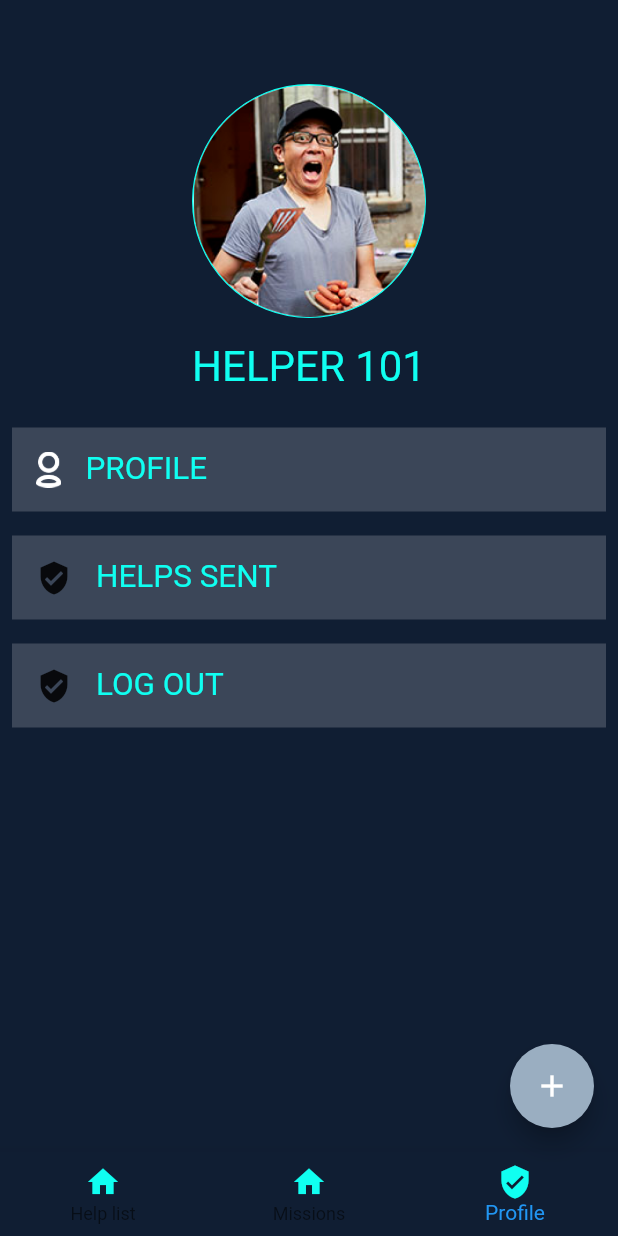
After one commit to Alifyz/flutter-hackathon-2020, a Flutter app: the HelpListPage screen opened directly, item 3 of the bottom bar chosen, on a phone screen of 412 x 824 dp. The commit adds this screen. Run offline on Flutter 3.47's test engine with Material 2 defaults, Android fonts, the phone set to English and light mode, and no system bars; our stand-ins replace flutter_swiper, google_fonts.

Commit message:
refactor: profile icons

```diff
--- /dev/null
+++ b/lib/pages/profile_page.dart
@@ -0,0 +1,99 @@
+import 'package:flutter/material.dart';
+import 'package:flutter_hackathon/styles/colors.dart';
+import 'package:flutter_hackathon/styles/text.dart';
+
+class ProfilePage extends StatelessWidget {
+  const ProfilePage({
+    Key key,
+  }) : super(key: key);
+
+  @override
+  Widget build(BuildContext context) {
+    return Padding(
+      padding: const EdgeInsets.only(top: 56),
+      child: Center(
+        child: Column(
+          children: [
+            Container(
+              width: 156,
+              height: 156,
+              decoration: BoxDecoration(
+                  color: Colors.white,
+                  borderRadius: BorderRadius.circular(96),
+                  border: Border.all(
+                    color: ColorStyles.actionColor,
+                  )),
+              child: Image.asset('images/avatar.png'),
+            ),
+            Padding(
+              padding: const EdgeInsets.all(16),
+              child: Text(
+                'HELPER 101',
+                style: TypographyStyle.textTitleTheme
+                    .copyWith(color: ColorStyles.actionColor),
+              ),
+            ),
+            Padding(
+              padding: const EdgeInsets.all(8.0),
+              child: Container(
+                height: 56,
+                decoration: BoxDecoration(color: ColorStyles.lightWhite),
+                child: Row(children: [
+                  Padding(
+                    padding: const EdgeInsets.all(16),
+                    child: Image.asset('images/profile.png'),
+                  ),
+                  Text(
+                    'PROFILE',
+                    style: TypographyStyle.textTitleTheme
+                        .copyWith(color: ColorStyles.actionColor, fontSize: 21),
+                  ),
+                ]),
+              ),
+            ),
+            Padding(
+              padding: const EdgeInsets.all(8.0),
+              child: Container(
+                height: 56,
+                decoration: BoxDecoration(color: ColorStyles.lightWhite),
+                child: Row(children: [
+                  Padding(
+                    padding: const EdgeInsets.all(16),
+                    child: Icon(
+                      Icons.verified_user,
+                    ),
+                  ),
+                  Text(
+                    'HELPS SENT',
+                    style: TypographyStyle.textTitleTheme
+                        .copyWith(color: ColorStyles.actionColor, fontSize: 21),
+                  ),
+                ]),
+              ),
+            ),
+            Padding(
+              padding: const EdgeInsets.all(8.0),
+              child: Container(
+                height: 56,
+                decoration: BoxDecoration(color: ColorStyles.lightWhite),
+                child: Row(children: [
+                  Padding(
+                    padding: const EdgeInsets.all(16),
+                    child: Icon(
+                      Icons.verified_user,
+                    ),
+                  ),
+                  Text(
+                    'LOG OUT',
+                    style: TypographyStyle.textTitleTheme
+                        .copyWith(color: ColorStyles.actionColor, fontSize: 21),
+                  ),
+                ]),
+              ),
+            )
+          ],
+        ),
+      ),
+    );
+  }
+}
--- a/pubspec.yaml
+++ b/pubspec.yaml
@@ -51,6 +51,7 @@ flutter:
 
   # To add assets to your application, add an assets section, like this:
   assets:
+    - images/
     - images/background.png
     - images/logo-min.png
     - images/food.png
@@ -61,6 +62,9 @@ flutter:
     - images/help.png
     - images/empty.png
     - images/avatar.png
+    - images/contribution.png
+    - images/logout.png
+    - images/profile.png
 
   # An image asset can refer to one or more resolution-specific "variants", see
   # https://flutter.dev/assets-and-images/#resolution-aware.
```
Also changed, not shown: lib/pages/help_list_page.dart (+4 -134 lines), lib/pages/mission_page.dart (added, +54 -0 lines), images/contribution.png (added), images/logout.png (added), images/profile.png (added).
